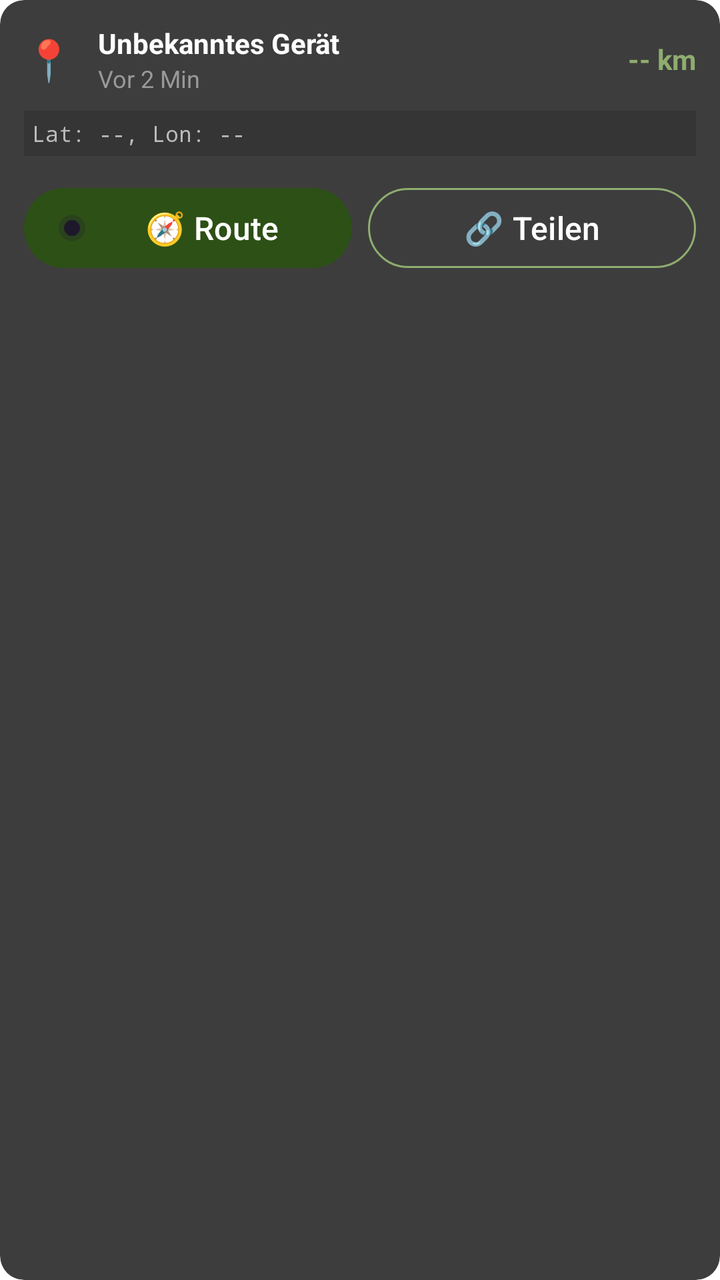
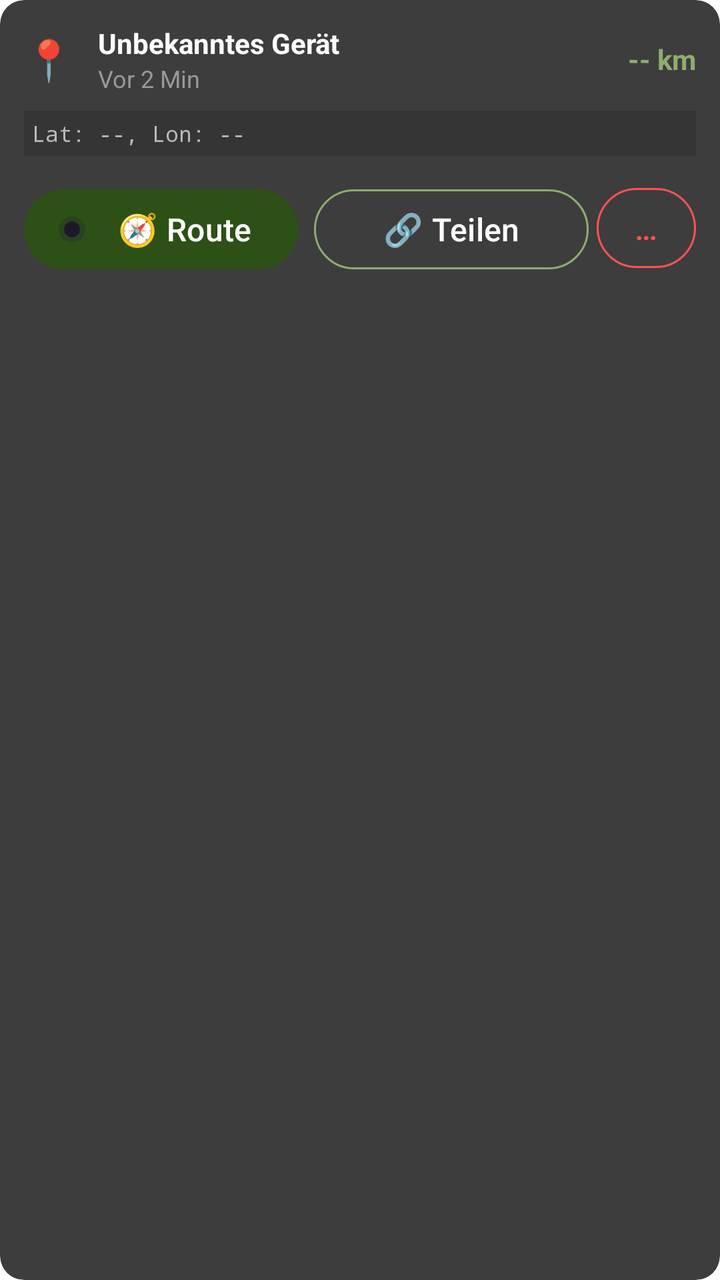

Screens rendered from an Android XML layout before and after an edit, with the pre-edit source and the edit as a unified diff.
<!-- AndroidManifest.xml: application theme Theme.HundeWildnis -->
<!-- res/layout/item_location_device.xml -->
<?xml version="1.0" encoding="utf-8"?>
<com.google.android.material.card.MaterialCardView
    xmlns:android="http://schemas.android.com/apk/res/android"
    xmlns:app="http://schemas.android.com/apk/res-auto"
    android:layout_width="match_parent"
    android:layout_height="wrap_content"
    android:layout_marginBottom="12dp"
    app:cardBackgroundColor="#3d3d3d"
    app:cardCornerRadius="12dp"
    app:strokeWidth="0dp"
    android:clickable="true"
    android:focusable="true"
    android:foreground="?attr/selectableItemBackground">

    <LinearLayout
        android:layout_width="match_parent"
        android:layout_height="wrap_content"
        android:orientation="vertical"
        android:padding="12dp">

        <LinearLayout
            android:layout_width="match_parent"
            android:layout_height="wrap_content"
            android:orientation="horizontal"
            android:gravity="center_vertical"
            android:layout_marginBottom="8dp">

            <TextView
                android:id="@+id/tvDeviceIcon"
                android:layout_width="wrap_content"
                android:layout_height="wrap_content"
                android:text="📍"
                android:textSize="20sp"
                android:layout_marginEnd="12dp" />

            <LinearLayout
                android:layout_width="0dp"
                android:layout_height="wrap_content"
                android:layout_weight="1"
                android:orientation="vertical">

                <TextView
                    android:id="@+id/tvDeviceLabel"
                    android:layout_width="wrap_content"
                    android:layout_height="wrap_content"
                    android:text="Unbekanntes Gerät"
                    android:textColor="#FFFFFF"
                    android:textSize="14sp"
                    android:textStyle="bold" />

                <TextView
                    android:id="@+id/tvDeviceStatus"
                    android:layout_width="wrap_content"
                    android:layout_height="wrap_content"
                    android:text="Vor 2 Min"
                    android:textColor="#999999"
                    android:textSize="12sp" />
            </LinearLayout>

            <LinearLayout
                android:layout_width="wrap_content"
                android:layout_height="wrap_content"
                android:orientation="vertical"
                android:gravity="end">

                <TextView
                    android:id="@+id/tvDeviceDistance"
                    android:layout_width="wrap_content"
                    android:layout_height="wrap_content"
                    android:text="-- km"
                    android:textColor="#8fad6f"
                    android:textSize="14sp"
                    android:textStyle="bold" />

                <TextView
                    android:id="@+id/tvDeviceBattery"
                    android:layout_width="wrap_content"
                    android:layout_height="wrap_content"
                    android:text="🔋 --%"
                    android:textColor="#999999"
                    android:textSize="10sp"
                    android:visibility="gone" />
            </LinearLayout>
        </LinearLayout>

        
        <TextView
            android:id="@+id/tvDeviceCoords"
            android:layout_width="match_parent"
            android:layout_height="wrap_content"
            android:text="Lat: --, Lon: --"
            android:textColor="#BBBBBB"
            android:textSize="11sp"
            android:fontFamily="monospace"
            android:layout_marginBottom="12dp"
            android:padding="4dp"
            android:background="#22000000" />

        
        <LinearLayout
            android:layout_width="match_parent"
            android:layout_height="wrap_content"
            android:orientation="horizontal">

            <com.google.android.material.button.MaterialButton
                android:id="@+id/btnItemRoute"
                style="@style/Widget.Material3.Button.TonalButton"
                android:layout_width="0dp"
                android:layout_height="wrap_content"
                android:layout_weight="1"
                android:layout_marginEnd="4dp"
                android:text="🧭 Route"
                android:textSize="12sp"
                app:icon="@drawable/ic_my_location"
                app:iconSize="16dp"
                android:textColor="#FFFFFF"
                app:backgroundTint="#2d5016" />

            <com.google.android.material.button.MaterialButton
                android:id="@+id/btnItemShare"
                style="@style/Widget.Material3.Button.OutlinedButton"
                android:layout_width="0dp"
                android:layout_height="wrap_content"
                android:layout_weight="1"
                android:layout_marginStart="4dp"
                android:text="🔗 Teilen"
                android:textSize="12sp"
                android:textColor="#FFFFFF"
                app:strokeColor="#8fad6f" />

        </LinearLayout>
    </LinearLayout>
</com.google.android.material.card.MaterialCardView>
<!-- resources referenced by this layout -->
<resources>
  <!-- drawable ic_my_location (drawable) -->
  <?xml version="1.0" encoding="utf-8"?>
  <vector xmlns:android="http://schemas.android.com/apk/res/android"
      android:width="24dp"
      android:height="24dp"
      android:viewportWidth="24"
      android:viewportHeight="24">
  
      
      <path
          android:fillColor="#408fad6f"
          android:pathData="M12,12m-10,0a10,10 0,1 1,20 0a10,10 0,1 1,-20 0" />
  
      
      <path
          android:fillColor="#8fad6f"
          android:pathData="M12,12m-6,0a6,6 0,1 1,12 0a6,6 0,1 1,-12 0" />
  
      
      <path
          android:fillColor="#2d5016"
          android:pathData="M12,12m-3,0a3,3 0,1 1,6 0a3,3 0,1 1,-6 0" />
  </vector>
  <style name="Theme.HundeWildnis" parent="Base.Theme.HundeWildnis" />
  <style name="Widget.App.Button" parent="Widget.Material3.Button">
          <item name="autoSizeTextType">uniform</item>
          <item name="autoSizeMinTextSize">12sp</item>
          <item name="autoSizeMaxTextSize">@dimen/text_button_large</item>
          <item name="autoSizeStepGranularity">1sp</item>
          <item name="android:maxLines">2</item>
          <item name="android:ellipsize">end</item>
          <item name="android:paddingStart">16dp</item>
          <item name="android:paddingEnd">16dp</item>
          <item name="android:minHeight">60dp</item>
      </style>
  <style name="AlertDialogTheme" parent="ThemeOverlay.Material3.MaterialAlertDialog">
          
          <item name="colorSurface">#FFFFFF</item>
  
          
          <item name="colorOnSurface">#000000</item>
          <item name="android:textColorPrimary">#000000</item>
  
          
          <item name="buttonBarPositiveButtonStyle">@style/DialogButtonStyle.Light</item>
          <item name="buttonBarNegativeButtonStyle">@style/DialogButtonStyle.Light</item>
          <item name="buttonBarNeutralButtonStyle">@style/DialogButtonStyle.Light</item>
  
          
          <item name="buttonBarStyle">@style/Widget.App.ButtonBar</item>
  
          
          <item name="android:buttonStyle">@style/DialogButtonStyle.Light</item>
      </style>
  <style name="Widget.App.Overflow" parent="Widget.AppCompat.ActionButton.Overflow">
          <item name="android:src">@drawable/ic_menu_hamburger</item>
      </style>
  <dimen name="text_button_large">20sp</dimen>
  <style name="DialogButtonStyle.Light" parent="Widget.Material3.Button.TextButton.Dialog">
          
          <item name="android:textColor">#2d5016</item>
  
          
          <item name="android:textSize">13sp</item>
          <item name="android:textAllCaps">false</item>
          <item name="android:maxLines">2</item>
          <item name="android:singleLine">false</item>
          <item name="android:ellipsize">none</item>
          <item name="autoSizeTextType">uniform</item>
          <item name="autoSizeMinTextSize">10sp</item>
          <item name="autoSizeMaxTextSize">16sp</item>
  
          
          <item name="android:paddingStart">2dp</item>
          <item name="android:paddingEnd">2dp</item>
          <item name="android:minWidth">0dp</item>
          <item name="android:insetLeft">0dp</item>
          <item name="android:insetRight">0dp</item>
          <item name="android:insetTop">0dp</item>
          <item name="android:insetBottom">0dp</item>
  
          
          <item name="backgroundTint">@android:color/transparent</item>
  
          
          <item name="rippleColor">#332d5016</item>
      </style>
  <style name="Widget.App.ButtonBar" parent="Widget.AppCompat.ButtonBar.AlertDialog">
          <item name="android:padding">0dp</item>
      </style>
  <!-- drawable ic_menu_hamburger (drawable) -->
  <vector xmlns:android="http://schemas.android.com/apk/res/android"
      android:width="24dp"
      android:height="24dp"
      android:viewportWidth="24"
      android:viewportHeight="24">
      <path
          android:fillColor="#FFFFFF"
          android:pathData="M3,18h18v-2H3V18z M3,13h18v-2H3V13z M3,6v2h18V6H3z" />
  </vector>
  <!-- unchanged entries left out for length: 1 -->
</resources>

<!-- the commit's change to res/layout/item_location_device.xml (unified diff, before → after) -->
@@ -123,11 +123,23 @@
                 android:layout_height="wrap_content"
                 android:layout_weight="1"
                 android:layout_marginStart="4dp"
+                android:layout_marginEnd="4dp"
                 android:text="🔗 Teilen"
                 android:textSize="12sp"
                 android:textColor="#FFFFFF"
                 app:strokeColor="#8fad6f" />
 
+            <com.google.android.material.button.MaterialButton
+                android:id="@+id/btnItemDelete"
+                style="@style/Widget.Material3.Button.OutlinedButton"
+                android:layout_width="wrap_content"
+                android:layout_height="wrap_content"
+                android:text="🗑️"
+                android:padding="0dp"
+                android:minWidth="48dp"
+                android:textColor="#FF5252"
+                app:strokeColor="#FF5252" />
+
         </LinearLayout>
     </LinearLayout>
 </com.google.android.material.card.MaterialCardView>
